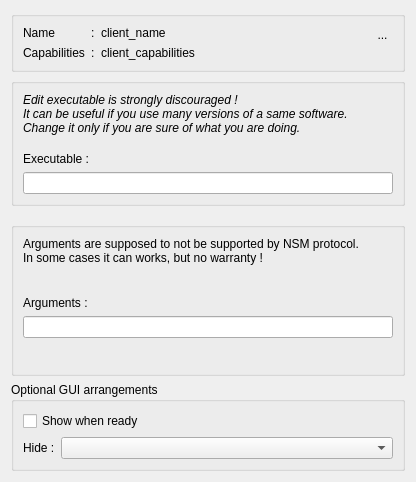
Old version of the form resources/ui/nsm_properties.ui in the repository Houston4444/RaySession.
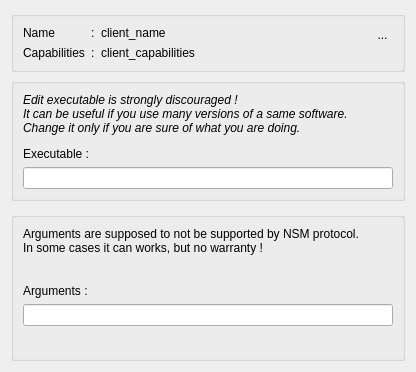
New version of the form. Icons and pictures are not drawn. Custom widgets are drawn as their Qt base class.

Commit message: remove all gui state per client property because it is finally useless, there was only Qtractor, and it will start hidden soon

Diff of the .ui file:
```diff
--- a/resources/ui/nsm_properties.ui
+++ b/resources/ui/nsm_properties.ui
@@ -7,7 +7,7 @@
     <x>0</x>
     <y>0</y>
     <width>416</width>
-    <height>482</height>
+    <height>372</height>
    </rect>
   </property>
   <property name="windowTitle">
@@ -259,45 +259,6 @@
      </layout>
     </widget>
    </item>
-   <item>
-    <widget class="QGroupBox" name="groupBoxOptionalGui">
-     <property name="toolTip">
-      <string>&lt;html&gt;&lt;head/&gt;&lt;body&gt;&lt;p&gt;You need to enable &lt;span style=&quot; font-weight:600;&quot;&gt;remember GUI states&lt;/span&gt; to get this stuff works.&lt;br/&gt;This only concerns client capable to hide/show their windows from the session manager.&lt;/p&gt;&lt;p&gt;In a perfect world, theses clients all save their gui state in their configuration file.&lt;/p&gt;&lt;p&gt;In the real world, someones will always start hidden,&lt;br/&gt;others will always display their graphical interface.&lt;br/&gt;Consequently, the GUI (Graphical User Interface) visibility state is not restored correctly.&lt;/p&gt;&lt;p&gt;use :&lt;/p&gt;&lt;ul style=&quot;margin-top: 0px; margin-bottom: 0px; margin-left: 0px; margin-right: 0px; -qt-list-indent: 1;&quot;&gt;&lt;li style=&quot; margin-top:12px; margin-bottom:0px; margin-left:0px; margin-right:0px; -qt-block-indent:0; text-indent:0px;&quot;&gt;&lt;span style=&quot; font-weight:600;&quot;&gt;Show when ready&lt;/span&gt; when client always start hidden&lt;/li&gt;&lt;li style=&quot; margin-top:0px; margin-bottom:0px; margin-left:0px; margin-right:0px; -qt-block-indent:0; text-indent:0px;&quot;&gt;&lt;span style=&quot; font-weight:600;&quot;&gt;Hide at start&lt;/span&gt; if client starts its GUI from the start&lt;/li&gt;&lt;li style=&quot; margin-top:0px; margin-bottom:0px; margin-left:0px; margin-right:0px; -qt-block-indent:0; text-indent:0px;&quot;&gt;&lt;span style=&quot; font-weight:600;&quot;&gt;Hide at open&lt;/span&gt; if hide at start makes the client crash&lt;/li&gt;&lt;li style=&quot; margin-top:0px; margin-bottom:12px; margin-left:0px; margin-right:0px; -qt-block-indent:0; text-indent:0px;&quot;&gt;&lt;span style=&quot; font-weight:600;&quot;&gt;Hide when shown&lt;/span&gt; if the client's GUI appears after a moment.&lt;/li&gt;&lt;/ul&gt;&lt;p&gt;&lt;br/&gt;&lt;/p&gt;&lt;/body&gt;&lt;/html&gt;</string>
-     </property>
-     <property name="title">
-      <string>Optional GUI arrangements</string>
-     </property>
-     <layout class="QVBoxLayout" name="verticalLayout">
-      <item>
-       <widget class="QCheckBox" name="checkBoxShowGui">
-        <property name="text">
-         <string>Show when ready</string>
-        </property>
-       </widget>
-      </item>
-      <item>
-       <layout class="QHBoxLayout" name="horizontalLayout_2">
-        <item>
-         <widget class="QLabel" name="label">
-          <property name="sizePolicy">
-           <sizepolicy hsizetype="Fixed" vsizetype="Preferred">
-            <horstretch>0</horstretch>
-            <verstretch>0</verstretch>
-           </sizepolicy>
-          </property>
-          <property name="text">
-           <string>Hide :</string>
-          </property>
-         </widget>
-        </item>
-        <item>
-         <widget class="QComboBox" name="comboBoxHideGui"/>
-        </item>
-       </layout>
-      </item>
-     </layout>
-    </widget>
-   </item>
   </layout>
  </widget>
  <customwidgets>
```
The commit also changes 6 other files.
